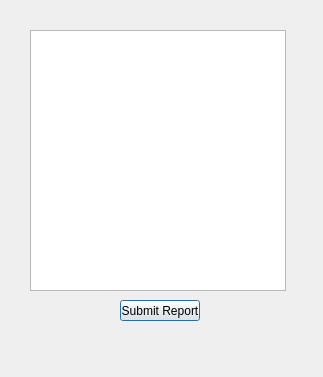
First picture: the form in Lab 1/Time_Reporting_System/monthreportdialog.ui, repository Maciekxdabu/egui21z-domanski-maciej, before the edit.
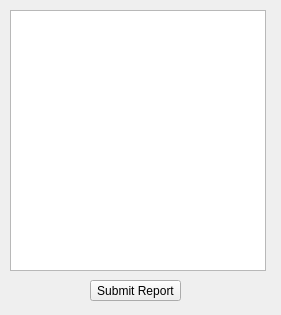
Second picture: the form after the edit.

```diff
--- a/Lab 1/Time_Reporting_System/monthreportdialog.ui
+++ b/Lab 1/Time_Reporting_System/monthreportdialog.ui
@@ -6,8 +6,8 @@
    <rect>
     <x>0</x>
     <y>0</y>
-    <width>323</width>
-    <height>377</height>
+    <width>281</width>
+    <height>315</height>
    </rect>
   </property>
   <property name="windowTitle">
@@ -16,25 +16,40 @@
   <widget class="QPushButton" name="submitButton">
    <property name="geometry">
     <rect>
-     <x>120</x>
-     <y>300</y>
-     <width>80</width>
+     <x>90</x>
+     <y>280</y>
+     <width>91</width>
      <height>21</height>
     </rect>
    </property>
    <property name="text">
     <string>Submit Report</string>
    </property>
+   <property name="autoDefault">
+    <bool>false</bool>
+   </property>
   </widget>
   <widget class="QTableView" name="timeTable">
    <property name="geometry">
     <rect>
-     <x>30</x>
-     <y>30</y>
+     <x>10</x>
+     <y>10</y>
      <width>256</width>
      <height>261</height>
     </rect>
    </property>
+   <property name="editTriggers">
+    <set>QAbstractItemView::NoEditTriggers</set>
+   </property>
+   <property name="selectionMode">
+    <enum>QAbstractItemView::NoSelection</enum>
+   </property>
+   <attribute name="horizontalHeaderStretchLastSection">
+    <bool>true</bool>
+   </attribute>
+   <attribute name="verticalHeaderVisible">
+    <bool>false</bool>
+   </attribute>
   </widget>
  </widget>
  <resources/>
```
